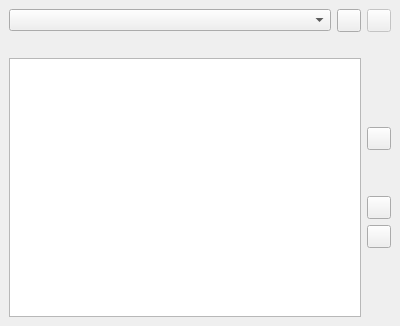
First picture: the form in src/FileBrowser/FileBrowser.ui, repository well-thats-funny/simpletagger, before the edit.
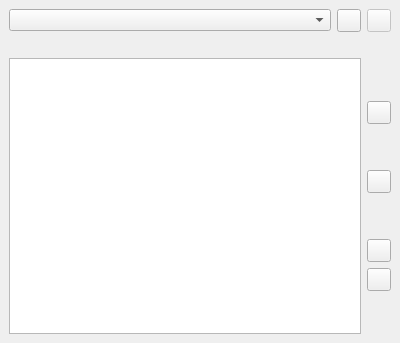
Second picture: the form after the edit. Icons and pictures are not drawn. Custom widgets are drawn as their Qt base class.

Commit message: FileBrowser: add manual completeness flag for files

```diff
--- a/src/FileBrowser/FileBrowser.ui
+++ b/src/FileBrowser/FileBrowser.ui
@@ -7,7 +7,7 @@
     <x>0</x>
     <y>0</y>
     <width>400</width>
-    <height>326</height>
+    <height>343</height>
    </rect>
   </property>
   <property name="windowTitle">
@@ -79,7 +79,7 @@
          </widget>
         </item>
         <item>
-         <layout class="QVBoxLayout" name="verticalLayout_2" stretch="2,0,0,0,0,2">
+         <layout class="QVBoxLayout" name="verticalLayout_2" stretch="2,0,0,0,0,0,0,2">
           <item>
            <spacer name="verticalSpacer_3">
             <property name="orientation">
@@ -100,6 +100,26 @@
             </property>
            </widget>
           </item>
+          <item>
+           <spacer name="verticalSpacer_4">
+            <property name="orientation">
+             <enum>Qt::Orientation::Vertical</enum>
+            </property>
+            <property name="sizeHint" stdset="0">
+             <size>
+              <width>20</width>
+              <height>40</height>
+             </size>
+            </property>
+           </spacer>
+          </item>
+          <item>
+           <widget class="QToolButton" name="buttonMarkComplete">
+            <property name="text">
+             <string notr="true"/>
+            </property>
+           </widget>
+          </item>
           <item>
            <spacer name="verticalSpacer">
             <property name="orientation">
```
Left out of the diff: 30 changed lines with no effect on the pictures. The commit also changes 7 other files.
